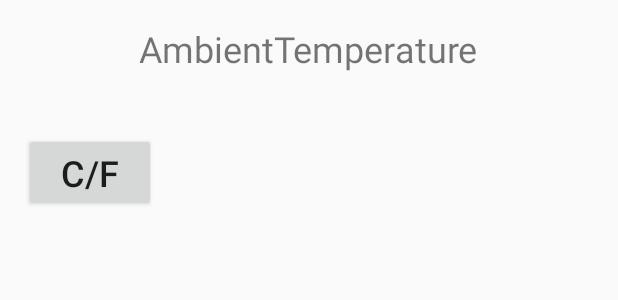
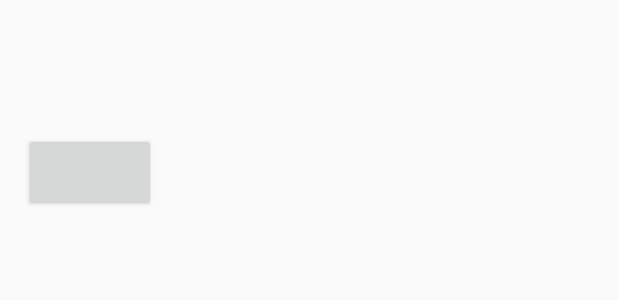
Before and after one commit to coolpigs/MyTemperatureApp, an Android app: the layout activity_temperature.xml on its own in the app's theme, with its tools: preview values and no code run, on a phone screen of 412 x 824 dp. Shown: the top 300 px of the screen. Run offline under Robolectric (Android 15) with nearby library versions, the phone set to English and light mode, and no system bars.

```diff
--- a/app/src/main/res/layout/activity_temperature.xml
+++ b/app/src/main/res/layout/activity_temperature.xml
@@ -13,10 +13,9 @@
     <TextView
         android:layout_width="wrap_content"
         android:layout_height="wrap_content"
-        android:text="AmbientTemperature"
         android:id="@+id/ambientTemperatureTextView"
         android:layout_gravity="center_horizontal"
-        android:textSize="24dp"/>
+        android:textSize="24sp"/>
 
     <ListView
         android:layout_width="wrap_content"
@@ -27,8 +26,7 @@
     <Button
         android:layout_width="wrap_content"
         android:layout_height="wrap_content"
-        android:text="C/F"
         android:id="@+id/convertButton"
-        android:textSize="24dp"
+        android:textSize="24sp"
         android:layout_marginTop="20dp"/>
 </LinearLayout>
--- a/app/src/main/res/layout/list_item.xml
+++ b/app/src/main/res/layout/list_item.xml
@@ -7,13 +7,13 @@
         android:layout_width="wrap_content"
         android:layout_height="match_parent"
         android:id="@+id/itemWeekdays"
-        android:textSize="24dp"/>
+        android:textSize="24sp"/>
 
     <TextView
         android:layout_width="wrap_content"
         android:layout_height="match_parent"
         android:id="@+id/itemTemperature"
         android:layout_alignParentRight="true"
-        android:textSize="24dp"/>
+        android:textSize="24sp"/>
 
 </RelativeLayout>
```
Also changed, not shown: app/src/main/java/com/whb/temp/TemperatureActivity.java (+6 -6 lines).
